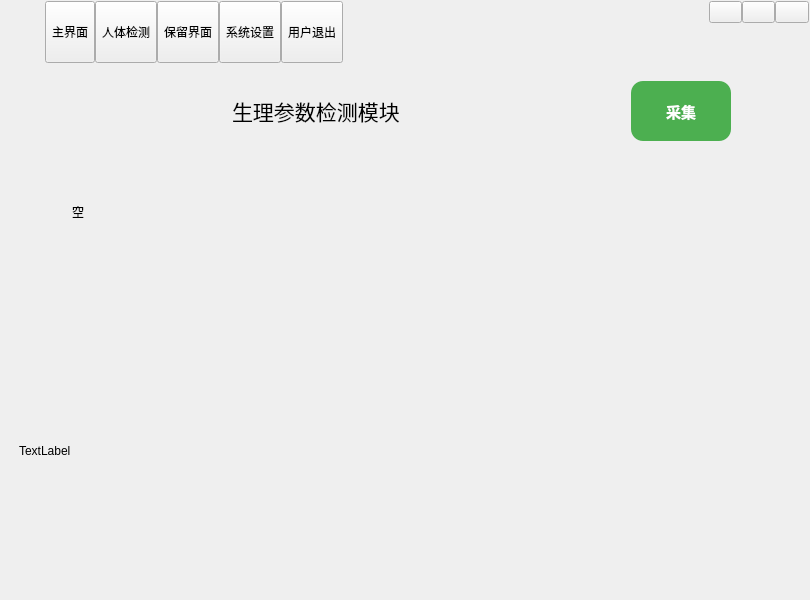
Qt form src/qt_debug/src/form/frmmain.ui (smileAndStar/qt_pubCmd_ws) before a commit.
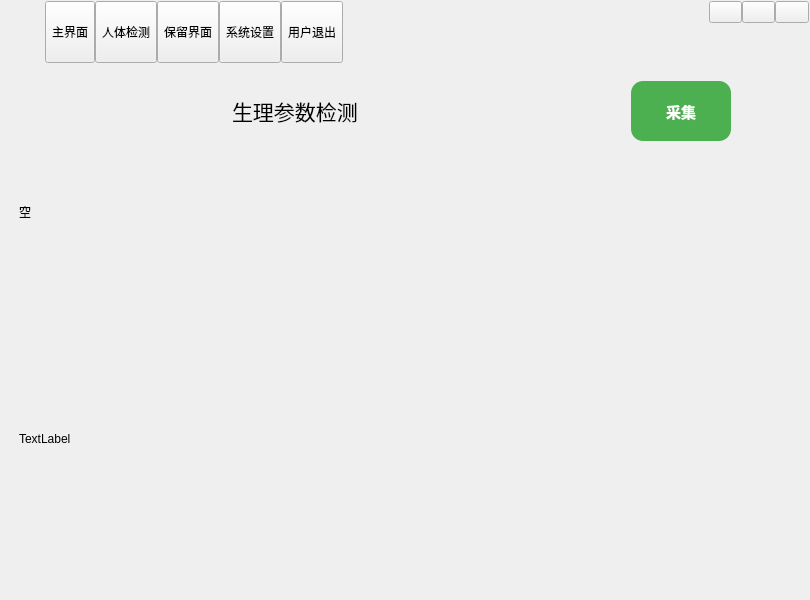
The same form after that commit. Icons and pictures are not drawn. Custom widgets are drawn as their Qt base class.

Diff of the .ui file:
```diff
--- a/src/qt_debug/src/form/frmmain.ui
+++ b/src/qt_debug/src/form/frmmain.ui
@@ -1000,7 +1000,7 @@
                </font>
               </property>
               <property name="text">
-               <string>生理参数检测模块</string>
+               <string>生理参数检测</string>
               </property>
              </widget>
             </item>
@@ -1094,30 +1094,17 @@
           </item>
           <item>
            <layout class="QHBoxLayout" name="horizontalLayout_9">
-            <item>
-             <spacer name="horizontalSpacer_12">
-              <property name="orientation">
-               <enum>Qt::Horizontal</enum>
-              </property>
-              <property name="sizeHint" stdset="0">
-               <size>
-                <width>40</width>
-                <height>20</height>
-               </size>
-              </property>
-             </spacer>
-            </item>
             <item>
              <widget class="QLabel" name="label_state">
               <property name="minimumSize">
                <size>
-                <width>240</width>
+                <width>260</width>
                 <height>130</height>
                </size>
               </property>
               <property name="maximumSize">
                <size>
-                <width>240</width>
+                <width>260</width>
                 <height>130</height>
                </size>
               </property>
@@ -1146,13 +1133,13 @@
              <widget class="QWidget" name="acPaintWidget" native="true">
               <property name="minimumSize">
                <size>
-                <width>420</width>
+                <width>460</width>
                 <height>130</height>
                </size>
               </property>
               <property name="maximumSize">
                <size>
-                <width>420</width>
+                <width>460</width>
                 <height>130</height>
                </size>
               </property>
@@ -1178,7 +1165,7 @@
             <property name="minimumSize">
              <size>
               <width>0</width>
-              <height>260</height>
+              <height>285</height>
              </size>
             </property>
             <property name="text">
```
Left out of the diff: 2 changed lines with no effect on the pictures.
